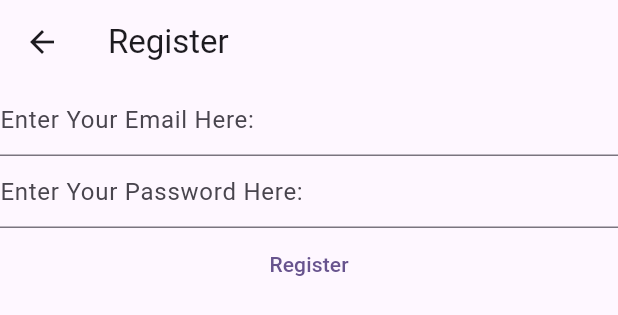
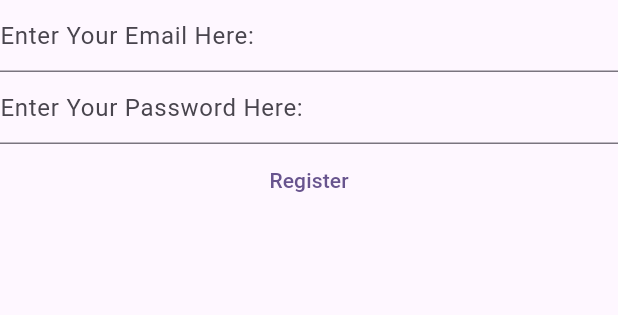
Before and after one commit to TheTahaYaseen/Fanatic, a Flutter app: the RegisterView widget shown alone on an empty page, opened directly, on a phone screen of 412 x 824 dp. Shown: the top 315 px of the screen. Run offline on Flutter 3.47's test engine with Material 2 defaults, Android fonts, the phone set to English and light mode, and no system bars; our stand-ins replace firebase_auth, firebase_core; accounts and stored records are empty.

Commit message:
Doing The Same For Login & Register By Returning Only The Contents!

```diff
--- a/lib/views/register_view.dart
+++ b/lib/views/register_view.dart
@@ -30,14 +30,6 @@ class _RegisterViewState extends State<RegisterView> {
 
   @override
   Widget build(BuildContext context) {
-    return Scaffold(
-      appBar: AppBar(
-        title: const Text("Register"),
-      ),
-      body: FutureBuilder(
-        builder: (BuildContext context, AsyncSnapshot<dynamic> snapshot) {
-          switch (snapshot.connectionState) {
-            case ConnectionState.done:
     return Column(
       children: [
         TextField(
@@ -45,16 +37,16 @@ class _RegisterViewState extends State<RegisterView> {
           keyboardType: TextInputType.emailAddress,
           enableSuggestions: false,
           autocorrect: false,
-                    decoration: const InputDecoration(
-                        hintText: "Enter Your Email Here: "),
+          decoration:
+              const InputDecoration(hintText: "Enter Your Email Here: "),
         ),
         TextField(
           controller: _password,
           obscureText: true,
           enableSuggestions: false,
           autocorrect: false,
-                    decoration: const InputDecoration(
-                        hintText: "Enter Your Password Here: "),
+          decoration:
+              const InputDecoration(hintText: "Enter Your Password Here: "),
         ),
         TextButton(
           onPressed: () async {
@@ -79,14 +71,5 @@ class _RegisterViewState extends State<RegisterView> {
         ),
       ],
     );
-            default:
-              return const Text("Loading...");
-          }
-        },
-        future: Firebase.initializeApp(
-          options: DefaultFirebaseOptions.currentPlatform,
-        ),
-      ),
-    );
   }
 }
```
Also changed, not shown: lib/main.dart (+8 -6 lines), lib/views/login_view.dart (+5 -23 lines). Lines whose indentation alone changed are shown as unchanged.
